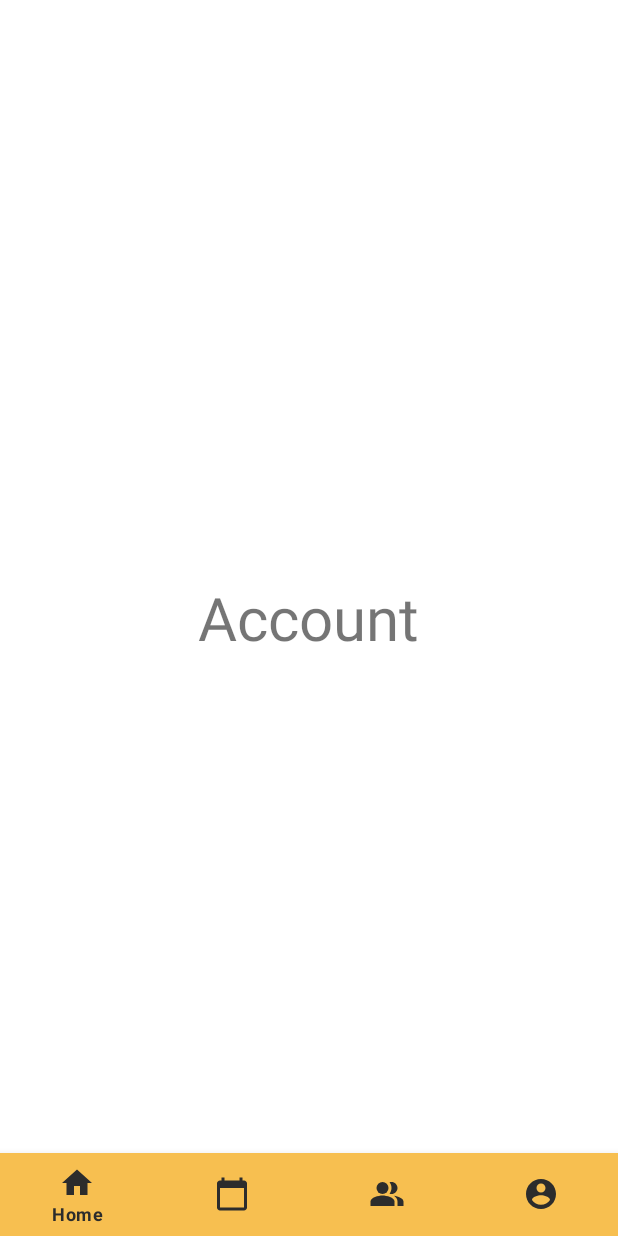
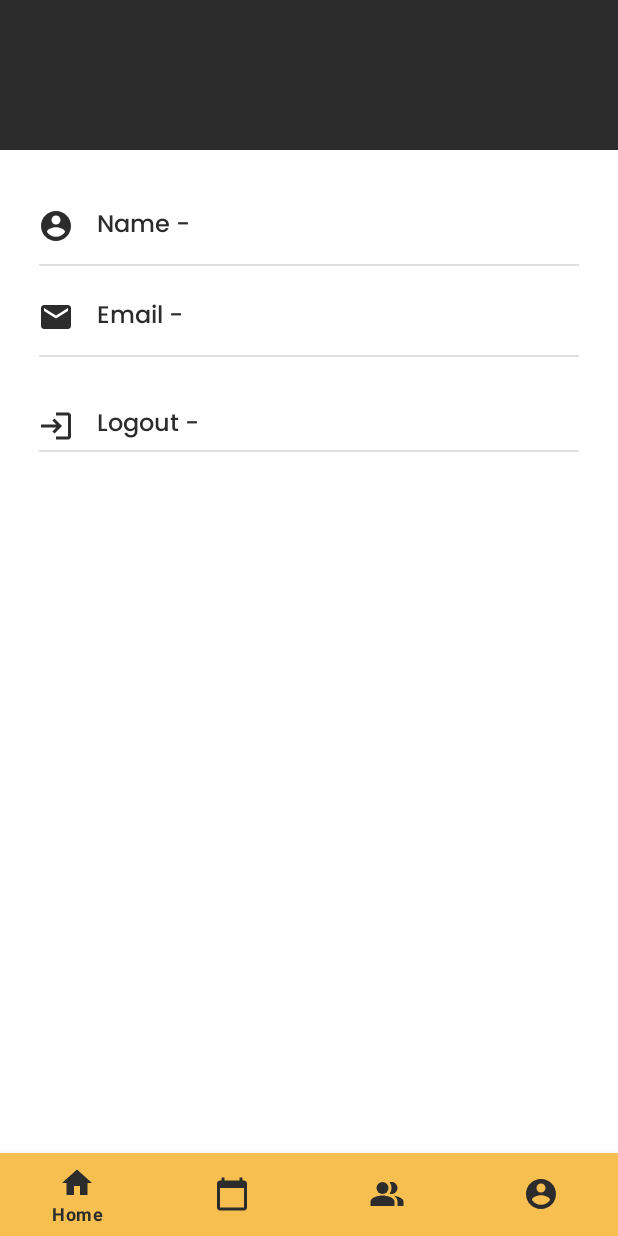
Before and after one commit to AasifFiraz/Saloon-App, an Android app: the fragment AccountFragment placed in its activity, on a phone screen of 412 x 824 dp. Run offline under Robolectric (Android 15) with nearby library versions, the phone set to English and light mode, and no system bars.

Commit message:
Added details in Account Fragment

```diff
--- a/app/src/main/java/com/aasif/cl_hdcse_95_46/AccountFragment.java
+++ b/app/src/main/java/com/aasif/cl_hdcse_95_46/AccountFragment.java
@@ -1,21 +1,59 @@
 package com.aasif.cl_hdcse_95_46;
 
+import android.content.Intent;
 import android.os.Bundle;
 import android.view.LayoutInflater;
 import android.view.View;
 import android.view.ViewGroup;
+import android.widget.TextView;
+import android.widget.Toast;
 
+import androidx.annotation.NonNull;
+import androidx.annotation.Nullable;
 import androidx.fragment.app.Fragment;
 
 public class AccountFragment extends Fragment {
-
-    public AccountFragment() {
-
-    }
+    private TextView accountHolderText, accountHolderTextName, accountHolderTextEmail, btnLogout;
+    private DBConnector dbcon;
 
 
     @Override
+    public void onCreate(@Nullable Bundle savedInstanceState) {
+        super.onCreate(savedInstanceState);
+    }
+
+    @Override
     public View onCreateView(LayoutInflater inflater, ViewGroup container, Bundle savedInstanceState) {
-        return inflater.inflate(R.layout.fragment_account,container,false);
+        View view = inflater.inflate(R.layout.fragment_account,container,false);
+
+        accountHolderText= view.findViewById(R.id.accountHolderText);
+        accountHolderTextName = view.findViewById(R.id.accountHolderTextName);
+        accountHolderTextEmail = view.findViewById(R.id.accountHolderTextEmail);
+        btnLogout = view.findViewById(R.id.btnLogout);
+        return view;
+    }
+
+    @Override
+    public void onViewCreated(@NonNull View view, @Nullable Bundle savedInstanceState) {
+        super.onViewCreated(view, savedInstanceState);
+        dbcon = new DBConnector(getActivity());
+
+//       Retrieving the account holder name and displaying on textview
+        String accountHolderName = dbcon.getAppoinmentCustomerName();
+        accountHolderText.setText(accountHolderName);
+        accountHolderTextName.setText("Name - "+accountHolderName);
+
+//       Retrieving the account holder email and displaying on textview
+        String accountHolderEmail = dbcon.getAppoinmentCustomerEmail();
+        accountHolderTextEmail.setText("Email - "+accountHolderEmail);
+
+        btnLogout.setOnClickListener(new View.OnClickListener() {
+            @Override
+            public void onClick(View view) {
+                Toast.makeText(getActivity(), "Logged Out Successfully", Toast.LENGTH_SHORT).show();
+                Intent MainScreen = new Intent(getActivity(), Main_Screen.class);
+                startActivity(MainScreen);
+            }
+        });
     }
 }
--- a/app/src/main/res/layout/fragment_account.xml
+++ b/app/src/main/res/layout/fragment_account.xml
@@ -4,12 +4,94 @@
     android:layout_width="match_parent"
     android:layout_height="match_parent">
 
+    <FrameLayout
+        android:layout_width="match_parent"
+        android:layout_height="100dp"
+        android:background="#2c2c2c"></FrameLayout>
 
     <TextView
+        android:id="@+id/accountHolderText"
         android:layout_width="wrap_content"
         android:layout_height="wrap_content"
-        android:layout_centerInParent="true"
-        android:text="Account"
-        android:textSize="40sp"/>
+        android:layout_centerHorizontal="true"
+        android:layout_marginLeft="30dp"
+        android:layout_marginTop="59dp"
+        android:fontFamily="@font/poppinsbold"
+        android:text="Account Holder"
+        android:textColor="#f7f7f7"
+        android:textSize="22sp" />
+
+    <TextView
+        android:id="@+id/accountHolderTextName"
+        android:layout_width="wrap_content"
+        android:layout_height="wrap_content"
+        android:layout_below="@id/accountHolderText"
+        android:layout_marginLeft="25dp"
+        android:layout_marginTop="40dp"
+        android:drawableTint="#2c2c2c"
+        android:drawableStart="@drawable/ic_account"
+        android:drawablePadding="15dp"
+        android:fontFamily="@font/poppinsmedium"
+        android:text="Name - A"
+        android:textColor="#2c2c2c"
+        android:textSize="16sp" />
+
+    <View
+        android:layout_width="360dp"
+        android:layout_height="1dp"
+        android:layout_below="@+id/accountHolderTextName"
+        android:layout_centerHorizontal="true"
+        android:layout_marginTop="12dp"
+        android:background="@color/GreyTransparent" />
+
+    <TextView
+        android:id="@+id/accountHolderTextEmail"
+        android:layout_width="wrap_content"
+        android:layout_height="wrap_content"
+        android:drawableTint="#2c2c2c"
+        android:layout_below="@id/accountHolderTextName"
+        android:layout_marginLeft="25dp"
+        android:layout_marginTop="34dp"
+        android:clickable="true"
+        android:drawableStart="@drawable/ic_email"
+        android:drawablePadding="15dp"
+        android:fontFamily="@font/poppinsmedium"
+        android:text="Email - "
+        android:textColor="#2c2c2c"
+        android:textSize="16sp" />
+
+    <View
+        android:layout_width="360dp"
+        android:layout_height="1dp"
+        android:layout_below="@+id/accountHolderTextEmail"
+        android:layout_centerHorizontal="true"
+        android:layout_marginTop="12dp"
+        android:background="@color/GreyTransparent" />
+
+    <TextView
+        android:id="@+id/btnLogout"
+        android:layout_width="match_parent"
+        android:layout_height="60dp"
+        android:layout_below="@id/accountHolderTextEmail"
+        android:layout_marginLeft="25dp"
+        android:layout_marginTop="14dp"
+        android:background="?android:attr/selectableItemBackground"
+        android:clickable="true"
+        android:drawableStart="@drawable/ic_logout_icon"
+        android:drawablePadding="15dp"
+        android:focusable="true"
+        android:fontFamily="@font/poppinsmedium"
+        android:paddingTop="31dp"
+        android:text="Logout - "
+        android:textColor="#2c2c2c"
+        android:textSize="16sp" />
+
+    <View
+        android:layout_width="360dp"
+        android:layout_height="1dp"
+        android:layout_below="@+id/btnLogout"
+        android:layout_centerHorizontal="true"
+        android:layout_marginTop="1dp"
+        android:background="@color/GreyTransparent" />
 
 </RelativeLayout>
```
